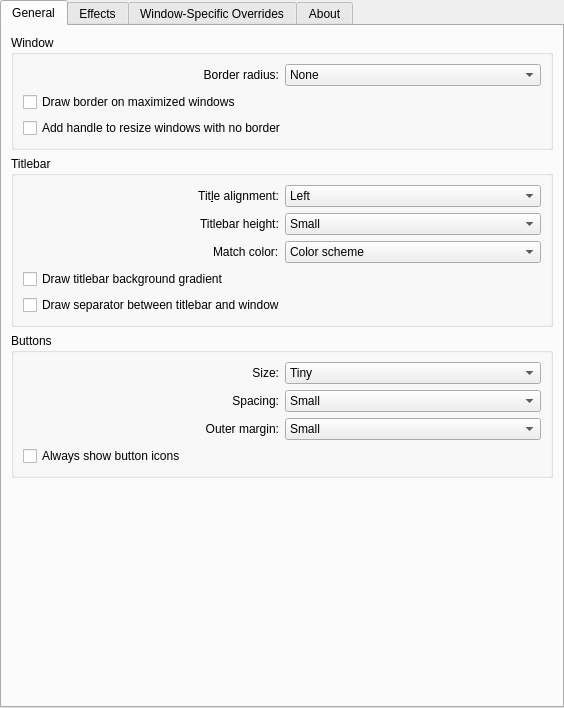
The window that kdecoration/config/ui/breezewayconfigurationui.ui (richard-kung/breezeway) describes before a commit, drawn with Qt 5.
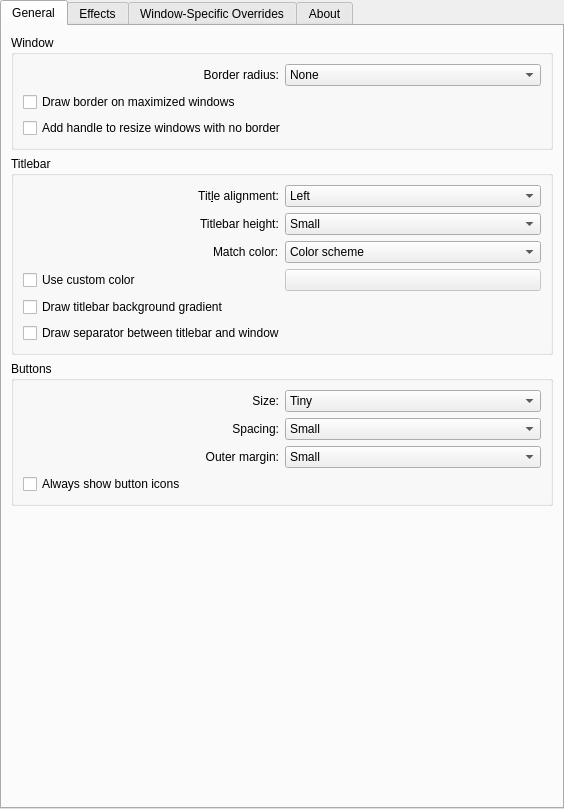
The same window after the commit. Custom widgets are drawn as their Qt base class.

Commit message: muted font color of inactive windows, font color is now adjusting for dark backgrounds, started work on a custom color titlebar selector

What changed in the file:
```diff
--- a/kdecoration/config/ui/breezewayconfigurationui.ui
+++ b/kdecoration/config/ui/breezewayconfigurationui.ui
@@ -7,7 +7,7 @@
     <x>0</x>
     <y>0</y>
     <width>564</width>
-    <height>708</height>
+    <height>809</height>
    </rect>
   </property>
   <property name="sizePolicy">
@@ -139,46 +139,9 @@
           <string>Titlebar</string>
          </property>
          <layout class="QGridLayout" name="gridLayout_4">
-          <item row="10" column="0">
-           <layout class="QHBoxLayout" name="horizontalLayout_7">
-            <item alignment="Qt::AlignRight">
-             <widget class="QLabel" name="labelMatchTitleBarColor">
-              <property name="text">
-               <string>Match color:</string>
-              </property>
-             </widget>
-            </item>
-            <item>
-             <widget class="QComboBox" name="matchTitleBarColor">
-              <item>
-               <property name="text">
-                <string>Color scheme</string>
-               </property>
-              </item>
-              <item>
-               <property name="text">
-                <string>Window (scheme)</string>
-               </property>
-              </item>
-              <item>
-               <property name="text">
-                <string>Window (dynamic) BETA</string>
-               </property>
-              </item>
-             </widget>
-            </item>
-           </layout>
-          </item>
-          <item row="11" column="0">
-           <widget class="QCheckBox" name="drawBackgroundGradient">
-            <property name="text">
-             <string>Draw titlebar background gradient</string>
-            </property>
-           </widget>
-          </item>
           <item row="4" column="0">
            <layout class="QHBoxLayout" name="horizontalLayout_2">
-            <item alignment="Qt::AlignRight">
+            <item>
              <widget class="QLabel" name="labelTitleAlignment">
               <property name="sizePolicy">
                <sizepolicy hsizetype="Preferred" vsizetype="Preferred">
@@ -229,12 +192,34 @@
             </item>
            </layout>
           </item>
-          <item row="13" column="0">
-           <widget class="QCheckBox" name="drawTitleBarSeparator">
-            <property name="text">
-             <string>Draw separator between titlebar and window</string>
-            </property>
-           </widget>
+          <item row="11" column="0">
+           <layout class="QHBoxLayout" name="horizontalLayout_9">
+            <item>
+             <widget class="QCheckBox" name="customColorBox">
+              <property name="text">
+               <string>Use custom color</string>
+              </property>
+             </widget>
+            </item>
+            <item>
+             <widget class="KColorButton" name="customColorSelect">
+              <property name="enabled">
+               <bool>false</bool>
+              </property>
+             </widget>
+            </item>
+           </layout>
+          </item>
+          <item row="12" column="0">
+           <layout class="QHBoxLayout" name="horizontalLayout_10">
+            <item>
+             <widget class="QCheckBox" name="drawBackgroundGradient">
+              <property name="text">
+               <string>Draw titlebar background gradient</string>
+              </property>
+             </widget>
+            </item>
+           </layout>
           </item>
           <item row="8" column="0">
            <layout class="QHBoxLayout" name="horizontalLayout">
@@ -266,6 +251,47 @@
             </item>
            </layout>
           </item>
+          <item row="10" column="0">
+           <layout class="QHBoxLayout" name="horizontalLayout_7">
+            <item alignment="Qt::AlignRight">
+             <widget class="QLabel" name="labelMatchTitleBarColor">
+              <property name="text">
+               <string>Match color:</string>
+              </property>
+             </widget>
+            </item>
+            <item>
+             <widget class="QComboBox" name="matchTitleBarColor">
+              <item>
+               <property name="text">
+                <string>Color scheme</string>
+               </property>
+              </item>
+              <item>
+               <property name="text">
+                <string>Window (scheme)</string>
+               </property>
+              </item>
+              <item>
+               <property name="text">
+                <string>Window (dynamic) BETA</string>
+               </property>
+              </item>
+             </widget>
+            </item>
+           </layout>
+          </item>
+          <item row="14" column="0">
+           <layout class="QHBoxLayout" name="horizontalLayout_11">
+            <item>
+             <widget class="QCheckBox" name="drawTitleBarSeparator">
+              <property name="text">
+               <string>Draw separator between titlebar and window</string>
+              </property>
+             </widget>
+            </item>
+           </layout>
+          </item>
          </layout>
         </widget>
        </item>
@@ -409,11 +435,15 @@
            </layout>
           </item>
           <item row="3" column="0">
-           <widget class="QCheckBox" name="alwaysShowButtonIcons">
-            <property name="text">
-             <string>Always show button icons</string>
-            </property>
-           </widget>
+           <layout class="QHBoxLayout" name="horizontalLayout_14">
+            <item>
+             <widget class="QCheckBox" name="alwaysShowButtonIcons">
+              <property name="text">
+               <string>Always show button icons</string>
+              </property>
+             </widget>
+            </item>
+           </layout>
           </item>
          </layout>
         </widget>
```
Left out of the diff: 132 changed lines with no effect on the pictures. The commit also changes 6 other files.
